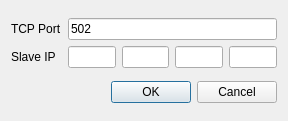
Qt form forms/settingsmodbustcp.ui (ExplorerOL/QModbusExplorer) before a commit.
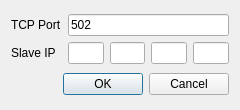
The same form after that commit. Icons and pictures are not drawn.

Diff of the .ui file:
```diff
--- a/forms/settingsmodbustcp.ui
+++ b/forms/settingsmodbustcp.ui
@@ -6,20 +6,20 @@
    <rect>
     <x>0</x>
     <y>0</y>
-    <width>288</width>
-    <height>121</height>
+    <width>240</width>
+    <height>110</height>
    </rect>
   </property>
   <property name="minimumSize">
    <size>
-    <width>288</width>
-    <height>121</height>
+    <width>240</width>
+    <height>110</height>
    </size>
   </property>
   <property name="maximumSize">
    <size>
-    <width>288</width>
-    <height>121</height>
+    <width>290</width>
+    <height>120</height>
    </size>
   </property>
   <property name="windowTitle">
```
